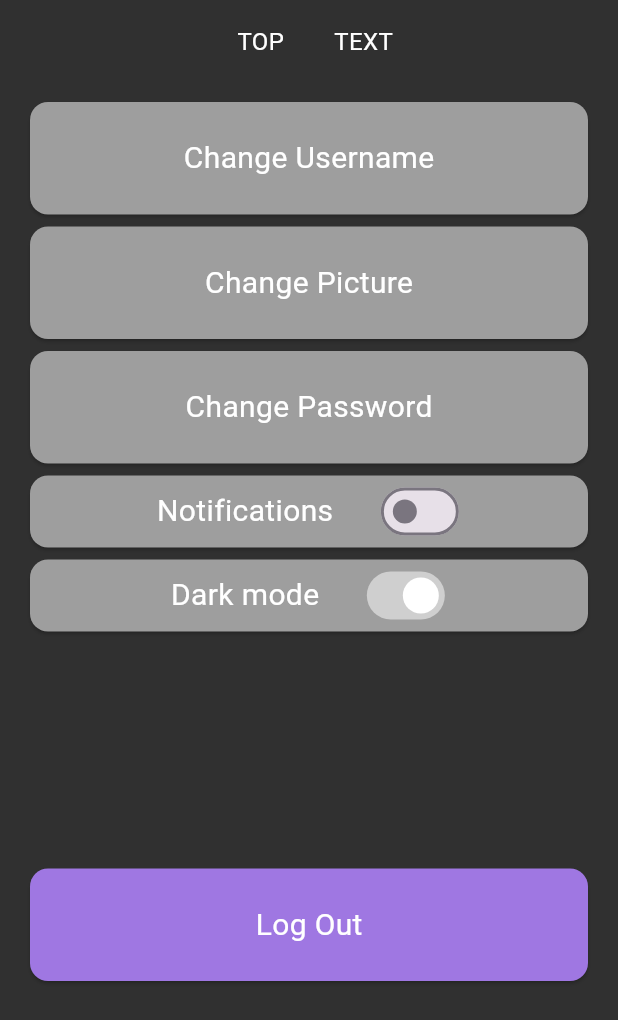
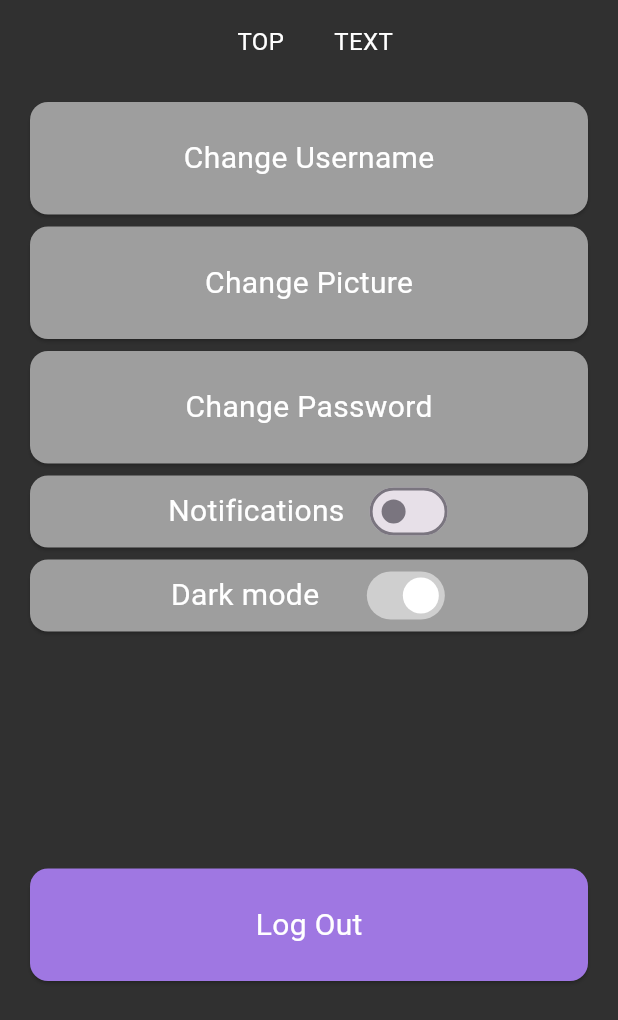
Before and after one commit to samiul123/mindquest, a Flutter app: the SettingsScreen screen opened directly, on a phone screen of 412 x 824 dp. Shown: the top 1020 px of the screen. Run offline on Flutter 3.47's test engine with Material 3 defaults, Android fonts, the phone set to English and light mode, and no system bars; our stand-ins replace charts_flutter, flutter_dotenv, flutter_secure_storage; accounts and stored records are empty.

Commit message:
Slightly reformatted notifications switch to better align with dark mode switch

```diff
--- a/frontend/lib/settings.dart
+++ b/frontend/lib/settings.dart
@@ -209,7 +209,7 @@ class _SettingsScreenState extends State<SettingsScreen> {
                                     });
                                   },
                                 ),
-                                const SizedBox(width: 25),
+                                const SizedBox(width: 10),
                                 const Text("Notifications ",
                                     style: TextStyle(color: Colors.white, fontSize: 20),
                                     textAlign: TextAlign.center,
```
